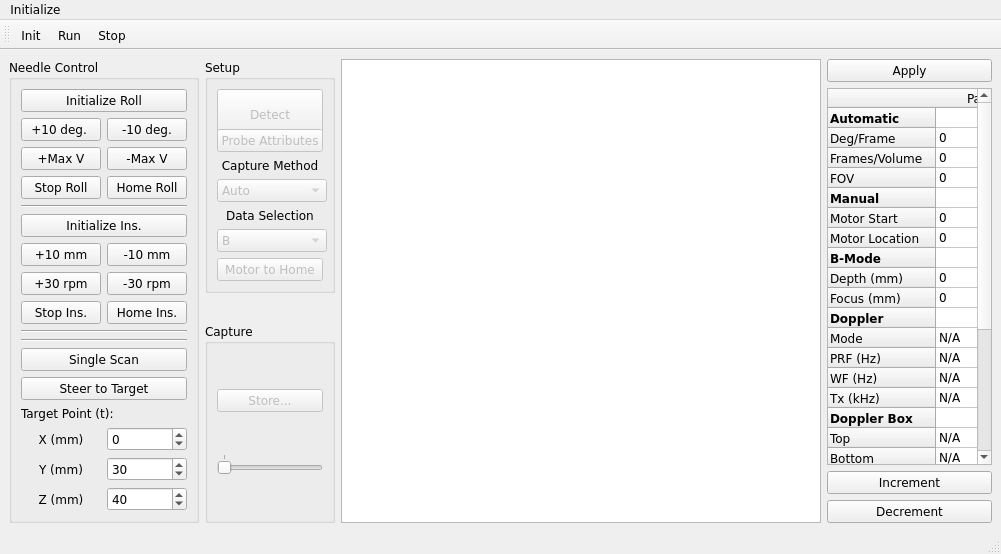
josephgreer/ultrasteer, file src/RealTimeUltrasteer/propello.ui: the form before one commit.
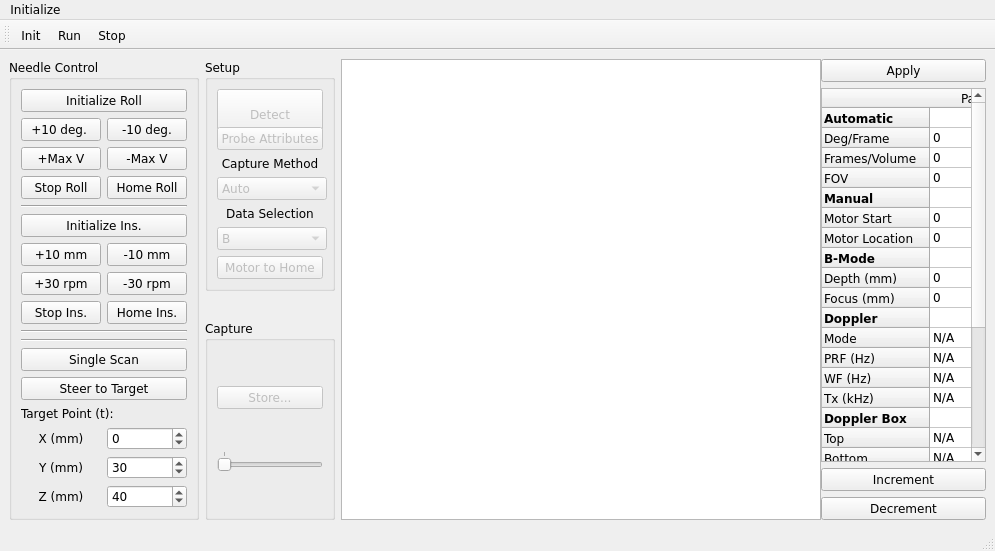
The form after the commit. Icons and pictures are not drawn. Custom widgets are drawn as their Qt base class.

Diff of the .ui file:
```diff
--- a/src/RealTimeUltrasteer/propello.ui
+++ b/src/RealTimeUltrasteer/propello.ui
@@ -14,6 +14,18 @@
     <height>551</height>
    </rect>
   </property>
+  <property name="minimumSize">
+   <size>
+    <width>995</width>
+    <height>551</height>
+   </size>
+  </property>
+  <property name="maximumSize">
+   <size>
+    <width>995</width>
+    <height>551</height>
+   </size>
+  </property>
   <property name="font">
    <font>
     <family>Verdana</family>
```
